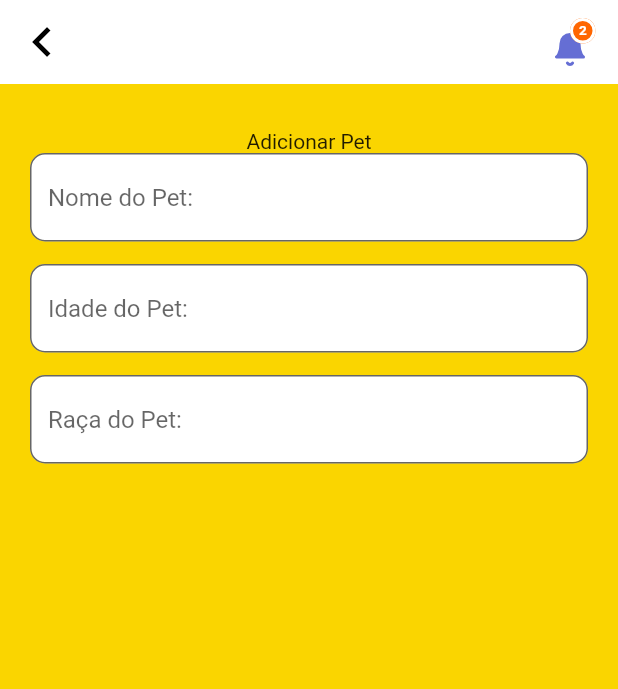
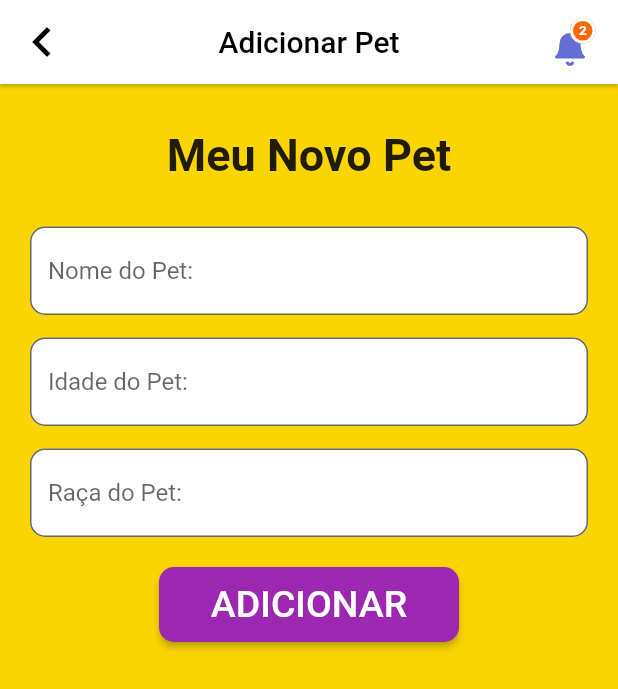
Before and after one commit to FelipeNipper/pet_clinic_new, a Flutter app: the AddPets screen opened by its route, on a phone screen of 412 x 824 dp. Shown: the top 689 px of the screen. Run offline on Flutter 3.47's test engine with Material 2 defaults, Android fonts, the phone set to English and light mode, and no system bars; our stand-ins replace flutter_svg; Roboto replaces fonts that are missing (Poppins).

Commit message:
finish add screen

```diff
--- a/lib/screens/add_pets.dart
+++ b/lib/screens/add_pets.dart
@@ -1,7 +1,4 @@
-import 'package:flutter/cupertino.dart';
 import 'package:flutter/material.dart';
-import 'package:flutter/src/widgets/container.dart';
-import 'package:flutter/src/widgets/framework.dart';
 import 'package:flutter_svg/flutter_svg.dart';
 import 'package:pet_clinic_new/widgets/pet_input.dart';
 
@@ -20,7 +17,12 @@ class _AddPetsState extends State<AddPets> {
   final TextEditingController _raca = TextEditingController();
   final GlobalKey<FormState> _formKey = GlobalKey<FormState>();
 
-  void addPet() {}
+  void addPet() {
+    print('ADICIONOU O PET');
+    print('nome: ${_nome.text}');
+    print('idade: ${_idade.text}');
+    print('raça: ${_raca.text}');
+  }
 
   @override
   Widget build(BuildContext context) {
@@ -28,16 +30,21 @@ class _AddPetsState extends State<AddPets> {
       child: Scaffold(
         appBar: AppBar(
           backgroundColor: Colors.white,
-          elevation: 0,
+          title: const Text(
+            'Adicionar Pet',
+            style: TextStyle(color: Colors.black),
+          ),
+          centerTitle: true,
+          elevation: 1,
           leading: IconButton(
             color: Colors.black,
             iconSize: 40,
-            icon: Icon(Icons.chevron_left),
+            icon: const Icon(Icons.chevron_left),
             onPressed: () => Navigator.pop(context, false),
           ),
           actions: <Widget>[
             Container(
-              margin: EdgeInsets.symmetric(horizontal: 15),
+              margin: const EdgeInsets.symmetric(horizontal: 15),
               child:
                   SvgPicture.asset('lib/assets/images/BellAndNotification.svg'),
             ),
@@ -49,16 +56,42 @@ class _AddPetsState extends State<AddPets> {
               padding: const EdgeInsets.symmetric(vertical: 30, horizontal: 20),
               child: Column(
                 children: [
-                  Text("Adicionar Pet"),
+                  const Text(
+                    'Meu Novo Pet',
+                    style: TextStyle(fontSize: 30, fontWeight: FontWeight.bold),
+                  ),
+                  const SizedBox(
+                    height: 30,
+                  ),
                   Form(
                     key: _formKey,
                     child: Column(
                       children: [
                         PetInput(controller: _nome, label: "Nome do Pet: "),
-                        SizedBox(height: 15,),
+                        const SizedBox(
+                          height: 15,
+                        ),
                         PetInput(controller: _idade, label: "Idade do Pet: "),
-                        SizedBox(height: 15,),
+                        const SizedBox(
+                          height: 15,
+                        ),
                         PetInput(controller: _raca, label: "Raça do Pet: "),
+                        const SizedBox(
+                          height: 20,
+                        ),
+                        ElevatedButton(
+                          style: ElevatedButton.styleFrom(
+                              shape: RoundedRectangleBorder(
+                                  borderRadius: BorderRadius.circular(10)),
+                              backgroundColor: Colors.purple,
+                              fixedSize: const Size(200, 50)),
+                          onPressed: addPet,
+                          child: const Text(
+                            'ADICIONAR',
+                            style: TextStyle(
+                                fontSize: 25, fontWeight: FontWeight.w500),
+                          ),
+                        ),
                       ],
                     ),
                   ),
```
